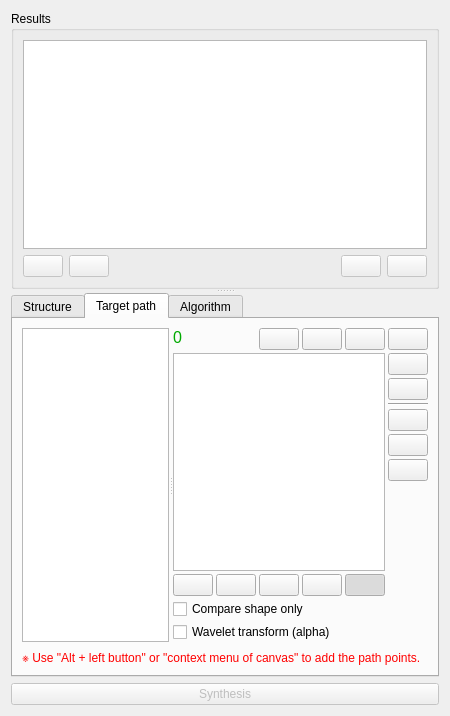
Above: pyslvs_ui/synthesis/dimensional_synthesis/dimension_widget.ui from KmolYuan/Pyslvs-UI before the change. Below: the same form after it.
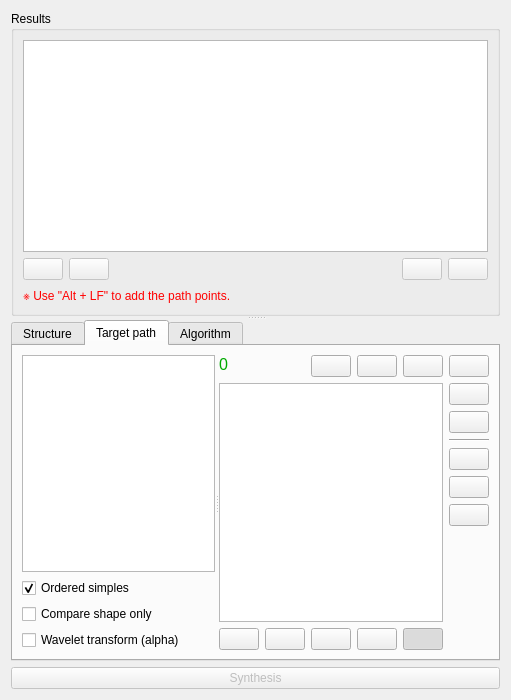
That is the form after the change. The open tabs and pages were chosen to show the change. Icons and pictures are not drawn.

```diff
--- a/pyslvs_ui/synthesis/dimensional_synthesis/dimension_widget.ui
+++ b/pyslvs_ui/synthesis/dimensional_synthesis/dimension_widget.ui
@@ -6,8 +6,8 @@
    <rect>
     <x>0</x>
     <y>0</y>
-    <width>450</width>
-    <height>716</height>
+    <width>511</width>
+    <height>700</height>
    </rect>
   </property>
   <property name="windowIcon">
@@ -107,6 +107,16 @@
            </item>
           </layout>
          </item>
+         <item>
+          <widget class="QLabel" name="target_label">
+           <property name="text">
+            <string>&lt;html&gt;&lt;head/&gt;&lt;body&gt;&lt;p&gt;&lt;span style=&quot; color:#ff0000;&quot;&gt;※ Use &amp;quot;Alt + LF&amp;quot; to add the path points.&lt;/span&gt;&lt;/p&gt;&lt;/body&gt;&lt;/html&gt;</string>
+           </property>
+           <property name="wordWrap">
+            <bool>true</bool>
+           </property>
+          </widget>
+         </item>
         </layout>
        </item>
       </layout>
@@ -263,25 +273,44 @@
        <attribute name="title">
         <string>Target path</string>
        </attribute>
-       <layout class="QVBoxLayout" name="verticalLayout_5">
+       <layout class="QVBoxLayout" name="verticalLayout_2">
         <item>
          <widget class="QSplitter" name="down_splitter">
-          <property name="sizePolicy">
-           <sizepolicy hsizetype="Preferred" vsizetype="Expanding">
-            <horstretch>0</horstretch>
-            <verstretch>0</verstretch>
-           </sizepolicy>
-          </property>
           <property name="orientation">
            <enum>Qt::Horizontal</enum>
           </property>
+          <widget class="QWidget" name="verticalLayoutWidget">
+           <layout class="QVBoxLayout" name="verticalLayout">
+            <item>
           <widget class="QListWidget" name="target_points"/>
+            </item>
+            <item>
+             <widget class="QCheckBox" name="ordered_option">
+              <property name="text">
+               <string>Ordered simples</string>
+              </property>
+              <property name="checked">
+               <bool>true</bool>
+              </property>
+             </widget>
+            </item>
+            <item>
+             <widget class="QCheckBox" name="shape_only_option">
+              <property name="text">
+               <string>Compare shape only</string>
+              </property>
+             </widget>
+            </item>
+            <item>
+             <widget class="QCheckBox" name="wavelet_mode_option">
+              <property name="text">
+               <string>Wavelet transform (alpha)</string>
+              </property>
+             </widget>
+            </item>
+           </layout>
+          </widget>
           <widget class="QWidget" name="layoutWidget">
-           <layout class="QVBoxLayout" name="verticalLayout_2">
-            <property name="spacing">
-             <number>3</number>
-            </property>
-            <item>
              <layout class="QHBoxLayout" name="horizontalLayout_5">
               <item>
                <layout class="QVBoxLayout" name="verticalLayout_8">
@@ -429,20 +458,6 @@
                   </item>
                  </layout>
                 </item>
-                <item>
-                 <widget class="QCheckBox" name="shape_only_option">
-                  <property name="text">
-                   <string>Compare shape only</string>
-                  </property>
-                 </widget>
-                </item>
-                <item>
-                 <widget class="QCheckBox" name="wavelet_mode_option">
-                  <property name="text">
-                   <string>Wavelet transform (alpha)</string>
-                  </property>
-                 </widget>
-                </item>
                </layout>
               </item>
               <item>
@@ -578,21 +593,9 @@
                </layout>
               </item>
              </layout>
-            </item>
-           </layout>
           </widget>
          </widget>
         </item>
-        <item>
-         <widget class="QLabel" name="target_label">
-          <property name="text">
-           <string>&lt;html&gt;&lt;head/&gt;&lt;body&gt;&lt;p&gt;&lt;span style=&quot; color:#ff0000;&quot;&gt;※ Use &amp;quot;Alt + left button&amp;quot; or &amp;quot;context menu of canvas&amp;quot; to add the path points.&lt;/span&gt;&lt;/p&gt;&lt;/body&gt;&lt;/html&gt;</string>
-          </property>
-          <property name="wordWrap">
-           <bool>true</bool>
-          </property>
-         </widget>
-        </item>
        </layout>
       </widget>
       <widget class="QWidget" name="algorithm">
```
Lines whose indentation alone changed are shown as unchanged.
